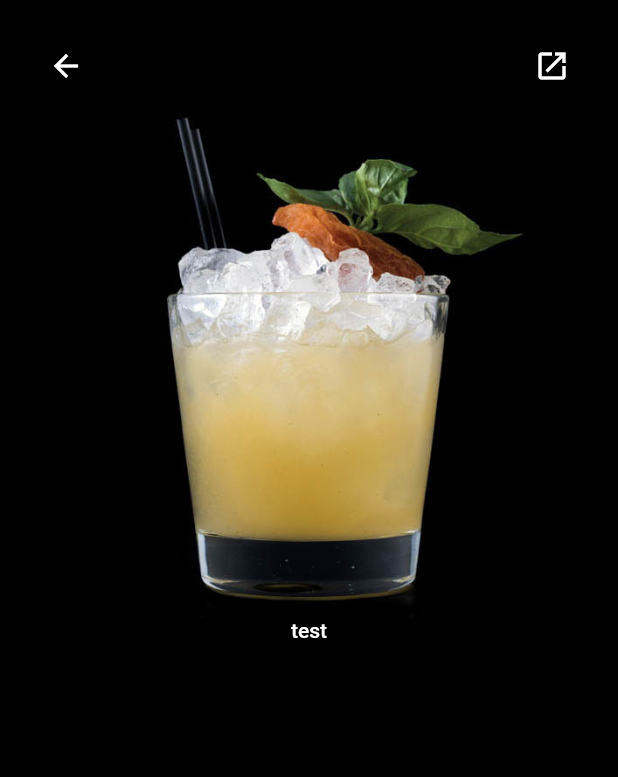
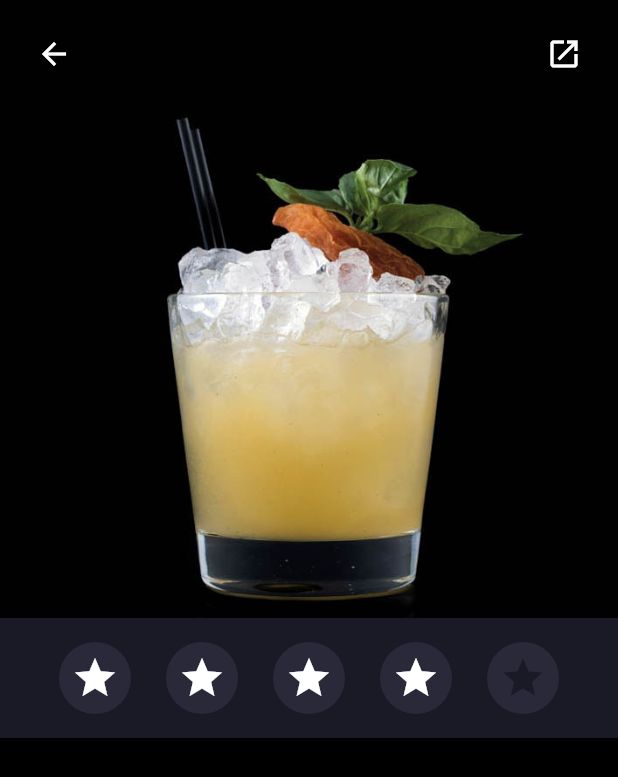
Before and after one commit to Deep27/otus_flutter_homeworks, a Flutter app: the screen it shows after launch, on a phone screen of 412 x 824 dp. Shown: the top 777 px of the screen. Run offline on Flutter 3.47's test engine with Material 2 defaults, Android fonts, the phone set to English and light mode, and no system bars.

Commit message:
Added rating.

```diff
--- a/homework_03/lib/pages/cocktail_detail/cocktail_detail_page.dart
+++ b/homework_03/lib/pages/cocktail_detail/cocktail_detail_page.dart
@@ -1,5 +1,6 @@
 import 'package:flutter/material.dart';
 import 'package:homework/models/models.dart';
+import 'package:homework/pages/cocktail_detail/widgets/cocktail_rating.dart';
 import 'package:homework/pages/cocktail_detail/widgets/image_header.dart';
 
 class CocktailDetailPage extends StatelessWidget {
@@ -10,6 +11,8 @@ class CocktailDetailPage extends StatelessWidget {
 
   final Cocktail cocktail;
 
+  static const String textBgColor = '#201f2b';
+
   @override
   Widget build(BuildContext context) {
     return Container(
@@ -19,7 +22,7 @@ class CocktailDetailPage extends StatelessWidget {
           child: Column(
             children: <Widget>[
               ImageHeader('assets/images/mohito.jpg'),
-              Text('test', style: Theme.of(context).textTheme.bodyText1,),
+              CocktailRating(cocktail),
             ],
           ),
         ),
--- /dev/null
+++ b/homework_03/lib/pages/cocktail_detail/widgets/cocktail_description.dart
@@ -0,0 +1,24 @@
+import 'package:flutter/material.dart';
+import 'package:homework/models/models.dart';
+
+class CocktailDetails extends StatelessWidget {
+  CocktailDetails(this.cocktail);
+
+  final Cocktail cocktail;
+
+  @override
+  Widget build(BuildContext context) {
+    return Container();
+  }
+}
+
+class _Title extends StatelessWidget {
+  _Title(this.cocktail);
+
+  final Cocktail cocktail;
+
+  @override
+  Widget build(BuildContext context) {
+    return Container();
+  }
+}
--- /dev/null
+++ b/homework_03/lib/pages/cocktail_detail/widgets/cocktail_rating.dart
@@ -0,0 +1,49 @@
+import 'package:flutter/material.dart';
+import 'package:homework/models/models.dart';
+
+const Color ratingBgColor = Color(0xff1a1926);
+const Color ratingStarBgColor = Color(0xff2a2939);
+
+class CocktailRating extends StatelessWidget {
+  CocktailRating(this.cocktail);
+
+  final Cocktail cocktail;
+
+  @override
+  Widget build(BuildContext context) {
+    return Container(
+      padding: const EdgeInsets.all(16.0),
+      width: double.infinity,
+      color: ratingBgColor,
+      child: Row(
+        mainAxisAlignment: MainAxisAlignment.spaceEvenly,
+        children: <Widget>[
+          for (int i = 0; i < 5; i++) _Star(i < int.parse(cocktail.id) % 5),
+        ],
+      ),
+    );
+  }
+}
+
+class _Star extends StatelessWidget {
+  _Star(this.active);
+
+  final bool active;
+
+  @override
+  Widget build(BuildContext context) {
+    return ClipRRect(
+      borderRadius: BorderRadius.circular(24.0),
+      child: Container(
+        width: 48.0,
+        height: 48.0,
+        color: ratingStarBgColor,
+        child: Icon(
+          Icons.star,
+          size: 32.0,
+          color: active ? Theme.of(context).iconTheme.color : ratingBgColor,
+        ),
+      ),
+    );
+  }
+}
--- a/homework_03/lib/pages/cocktail_detail/widgets/image_header.dart
+++ b/homework_03/lib/pages/cocktail_detail/widgets/image_header.dart
@@ -12,7 +12,7 @@ class ImageHeader extends StatelessWidget {
         Image.asset(imagePath),
         const Positioned(
           child: const Padding(
-            padding: const EdgeInsets.all(32.0),
+            padding: const EdgeInsets.all(24.0),
             child: const Icon(
               Icons.arrow_back,
             ),
@@ -21,7 +21,7 @@ class ImageHeader extends StatelessWidget {
         const Positioned(
           right: 0,
           child: const Padding(
-            padding: const EdgeInsets.all(32.0),
+            padding: const EdgeInsets.all(24.0),
             child: const Icon(
               Icons.open_in_new,
             ),
```
